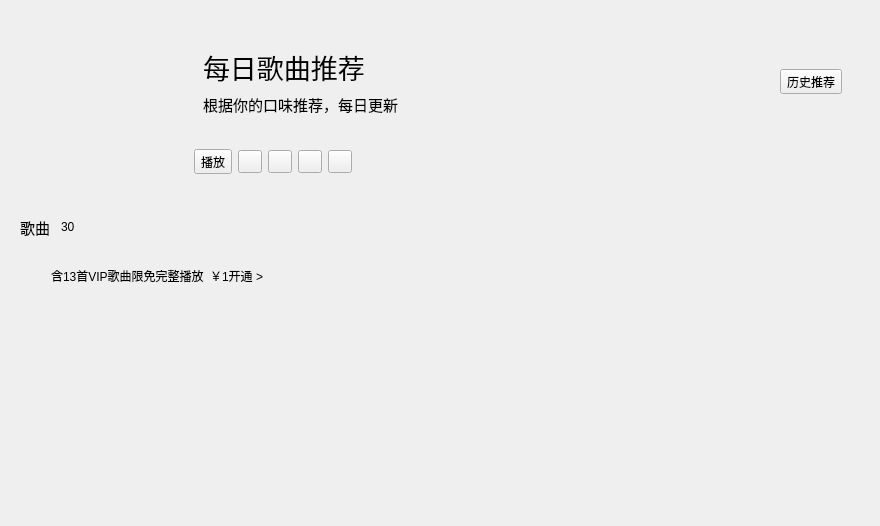
Before: the Qt Designer form KuGouStart/DailyRecommend/DailyRecommend.ui in a-mo-xi-wei/Qt-KuGouAppClient, drawn with Qt 5.
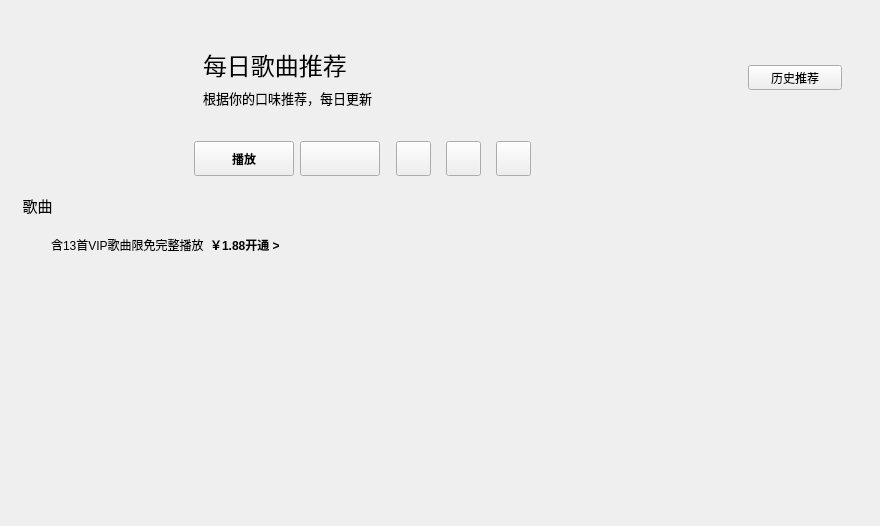
After: the same form once the commit is applied. Custom widgets are drawn as their Qt base class.

Commit message: 每日推荐界面完成

```diff
--- a/KuGouStart/DailyRecommend/DailyRecommend.ui
+++ b/KuGouStart/DailyRecommend/DailyRecommend.ui
@@ -13,7 +13,7 @@
   <property name="windowTitle">
    <string>DailyRecommend</string>
   </property>
-  <layout class="QVBoxLayout" name="verticalLayout_4">
+  <layout class="QVBoxLayout" name="verticalLayout_5">
    <item>
     <widget class="QWidget" name="widget" native="true">
      <layout class="QHBoxLayout" name="horizontalLayout_3">
@@ -45,6 +45,9 @@
       <item>
        <widget class="QWidget" name="widget_5" native="true">
         <layout class="QVBoxLayout" name="verticalLayout_2">
+         <property name="bottomMargin">
+          <number>0</number>
+         </property>
          <item>
           <widget class="QWidget" name="widget_4" native="true">
            <layout class="QHBoxLayout" name="horizontalLayout_2">
@@ -55,7 +58,7 @@
                 <widget class="QLabel" name="label_2">
                  <property name="font">
                   <font>
-                   <pointsize>20</pointsize>
+                   <pointsize>18</pointsize>
                    <bold>false</bold>
                   </font>
                  </property>
@@ -68,7 +71,7 @@
                 <widget class="QLabel" name="label_3">
                  <property name="font">
                   <font>
-                   <pointsize>11</pointsize>
+                   <pointsize>10</pointsize>
                   </font>
                  </property>
                  <property name="text">
@@ -93,7 +96,13 @@
              </spacer>
             </item>
             <item>
-             <widget class="QToolButton" name="toolButton">
+             <widget class="IconBesideTextToolButton" name="history_recommend_toolButton">
+              <property name="sizePolicy">
+               <sizepolicy hsizetype="Expanding" vsizetype="Fixed">
+                <horstretch>0</horstretch>
+                <verstretch>0</verstretch>
+               </sizepolicy>
+              </property>
               <property name="cursor">
                <cursorShape>PointingHandCursor</cursorShape>
               </property>
@@ -108,38 +117,56 @@
          <item>
           <widget class="QWidget" name="widget_2" native="true">
            <layout class="QHBoxLayout" name="horizontalLayout">
+            <property name="spacing">
+             <number>6</number>
+            </property>
+            <property name="bottomMargin">
+             <number>0</number>
+            </property>
             <item>
-             <widget class="QToolButton" name="toolButton_2">
+             <widget class="QToolButton" name="play_toolButton">
+              <property name="minimumSize">
+               <size>
+                <width>100</width>
+                <height>35</height>
+               </size>
+              </property>
+              <property name="maximumSize">
+               <size>
+                <width>100</width>
+                <height>35</height>
+               </size>
+              </property>
+              <property name="font">
+               <font>
+                <bold>true</bold>
+               </font>
+              </property>
               <property name="cursor">
                <cursorShape>PointingHandCursor</cursorShape>
               </property>
               <property name="text">
                <string>播放</string>
               </property>
-             </widget>
-            </item>
-            <item>
-             <widget class="QToolButton" name="toolButton_3">
-              <property name="cursor">
-               <cursorShape>PointingHandCursor</cursorShape>
+              <property name="toolButtonStyle">
+               <enum>Qt::ToolButtonTextBesideIcon</enum>
               </property>
-              <property name="text">
-               <string/>
-              </property>
              </widget>
             </item>
             <item>
-             <widget class="QToolButton" name="toolButton_4">
-              <property name="cursor">
-               <cursorShape>PointingHandCursor</cursorShape>
+             <widget class="IconBesideTextToolButton" name="vip_toolButton">
+              <property name="minimumSize">
+               <size>
+                <width>80</width>
+                <height>35</height>
+               </size>
               </property>
-              <property name="text">
-               <string/>
+              <property name="maximumSize">
+               <size>
+                <width>80</width>
+                <height>35</height>
+               </size>
               </property>
-             </widget>
-            </item>
-            <item>
-             <widget class="QToolButton" name="toolButton_5">
               <property name="cursor">
                <cursorShape>PointingHandCursor</cursorShape>
               </property>
@@ -149,13 +176,96 @@
              </widget>
             </item>
             <item>
-             <widget class="QToolButton" name="toolButton_6">
-              <property name="cursor">
-               <cursorShape>PointingHandCursor</cursorShape>
+             <widget class="QWidget" name="small_widget" native="true">
+              <property name="minimumSize">
+               <size>
+                <width>100</width>
+                <height>0</height>
+               </size>
               </property>
-              <property name="text">
-               <string/>
-              </property>
+              <layout class="QHBoxLayout" name="horizontalLayout_6">
+               <property name="spacing">
+                <number>15</number>
+               </property>
+               <property name="leftMargin">
+                <number>10</number>
+               </property>
+               <property name="topMargin">
+                <number>0</number>
+               </property>
+               <property name="rightMargin">
+                <number>0</number>
+               </property>
+               <property name="bottomMargin">
+                <number>0</number>
+               </property>
+               <item>
+                <widget class="QToolButton" name="collect_toolButton">
+                 <property name="minimumSize">
+                  <size>
+                   <width>35</width>
+                   <height>35</height>
+                  </size>
+                 </property>
+                 <property name="maximumSize">
+                  <size>
+                   <width>35</width>
+                   <height>35</height>
+                  </size>
+                 </property>
+                 <property name="cursor">
+                  <cursorShape>PointingHandCursor</cursorShape>
+                 </property>
+                 <property name="text">
+                  <string/>
+                 </property>
+                </widget>
+               </item>
+               <item>
+                <widget class="QToolButton" name="download_toolButton">
+                 <property name="minimumSize">
+                  <size>
+                   <width>35</width>
+                   <height>35</height>
+                  </size>
+                 </property>
+                 <property name="maximumSize">
+                  <size>
+                   <width>35</width>
+                   <height>35</height>
+                  </size>
+                 </property>
+                 <property name="cursor">
+                  <cursorShape>PointingHandCursor</cursorShape>
+                 </property>
+                 <property name="text">
+                  <string/>
+                 </property>
+                </widget>
+               </item>
+               <item>
+                <widget class="QToolButton" name="batch_toolButton">
+                 <property name="minimumSize">
+                  <size>
+                   <width>35</width>
+                   <height>35</height>
+                  </size>
+                 </property>
+                 <property name="maximumSize">
+                  <size>
+                   <width>35</width>
+                   <height>35</height>
+                  </size>
+                 </property>
+                 <property name="cursor">
+                  <cursorShape>PointingHandCursor</cursorShape>
+                 </property>
+                 <property name="text">
+                  <string/>
+                 </property>
+                </widget>
+               </item>
+              </layout>
              </widget>
             </item>
             <item>
@@ -183,6 +293,15 @@
    <item>
     <widget class="QWidget" name="widget_6" native="true">
      <layout class="QHBoxLayout" name="horizontalLayout_4">
+      <property name="spacing">
+       <number>0</number>
+      </property>
+      <property name="topMargin">
+       <number>3</number>
+      </property>
+      <property name="bottomMargin">
+       <number>3</number>
+      </property>
       <item>
        <widget class="QLabel" name="label_4">
         <property name="sizePolicy">
@@ -214,6 +333,9 @@
         <property name="scaledContents">
          <bool>true</bool>
         </property>
+        <property name="alignment">
+         <set>Qt::AlignCenter</set>
+        </property>
        </widget>
       </item>
       <item>
@@ -226,22 +348,25 @@
         </property>
         <property name="minimumSize">
          <size>
-          <width>20</width>
+          <width>30</width>
           <height>0</height>
          </size>
         </property>
         <property name="maximumSize">
          <size>
-          <width>20</width>
+          <width>30</width>
           <height>16777215</height>
          </size>
         </property>
         <property name="text">
-         <string>30</string>
+         <string/>
         </property>
         <property name="scaledContents">
          <bool>true</bool>
         </property>
+        <property name="alignment">
+         <set>Qt::AlignCenter</set>
+        </property>
        </widget>
       </item>
       <item>
@@ -261,8 +386,14 @@
     </widget>
    </item>
    <item>
-    <widget class="QWidget" name="widget_7" native="true">
+    <widget class="QWidget" name="desc_widget" native="true">
      <layout class="QHBoxLayout" name="horizontalLayout_5">
+      <property name="topMargin">
+       <number>6</number>
+      </property>
+      <property name="bottomMargin">
+       <number>6</number>
+      </property>
       <item>
        <widget class="QLabel" name="label_6">
         <property name="sizePolicy">
@@ -305,12 +436,17 @@
        </widget>
       </item>
       <item>
-       <widget class="QLabel" name="label_8">
+       <widget class="QLabel" name="money_label">
+        <property name="font">
+         <font>
+          <bold>true</bold>
+         </font>
+        </property>
         <property name="cursor">
          <cursorShape>PointingHandCursor</cursorShape>
         </property>
         <property name="text">
-         <string>￥1开通 &gt;</string>
+         <string>￥1.88开通 &gt;</string>
         </property>
         <property name="scaledContents">
          <bool>true</bool>
@@ -334,26 +470,56 @@
     </widget>
    </item>
    <item>
-    <widget class="QWidget" name="table_widget" native="true">
-     <layout class="QVBoxLayout" name="verticalLayout_3">
-      <item>
-       <spacer name="verticalSpacer">
-        <property name="orientation">
-         <enum>Qt::Vertical</enum>
-        </property>
-        <property name="sizeHint" stdset="0">
-         <size>
-          <width>20</width>
-          <height>206</height>
-         </size>
-        </property>
-       </spacer>
-      </item>
-     </layout>
+    <widget class="QScrollArea" name="scrollArea">
+     <property name="frameShape">
+      <enum>QFrame::NoFrame</enum>
+     </property>
+     <property name="widgetResizable">
+      <bool>true</bool>
+     </property>
+     <widget class="QWidget" name="scrollAreaWidgetContents">
+      <property name="geometry">
+       <rect>
+        <x>0</x>
+        <y>0</y>
+        <width>862</width>
+        <height>242</height>
+       </rect>
+      </property>
+      <layout class="QVBoxLayout" name="verticalLayout_4">
+       <property name="spacing">
+        <number>0</number>
+       </property>
+       <property name="leftMargin">
+        <number>0</number>
+       </property>
+       <property name="topMargin">
+        <number>0</number>
+       </property>
+       <property name="rightMargin">
+        <number>0</number>
+       </property>
+       <property name="bottomMargin">
+        <number>0</number>
+       </property>
+       <item>
+        <widget class="QWidget" name="daily_song_list_widget" native="true">
+         <layout class="QVBoxLayout" name="verticalLayout_3"/>
+        </widget>
+       </item>
+      </layout>
+     </widget>
     </widget>
    </item>
   </layout>
  </widget>
+ <customwidgets>
+  <customwidget>
+   <class>IconBesideTextToolButton</class>
+   <extends>QToolButton</extends>
+   <header>IconBesideTextToolButton.h</header>
+  </customwidget>
+ </customwidgets>
  <resources/>
  <connections/>
 </ui>
```
Left out of the diff: 23 changed lines with no effect on the pictures. The commit also changes 4 other files.
